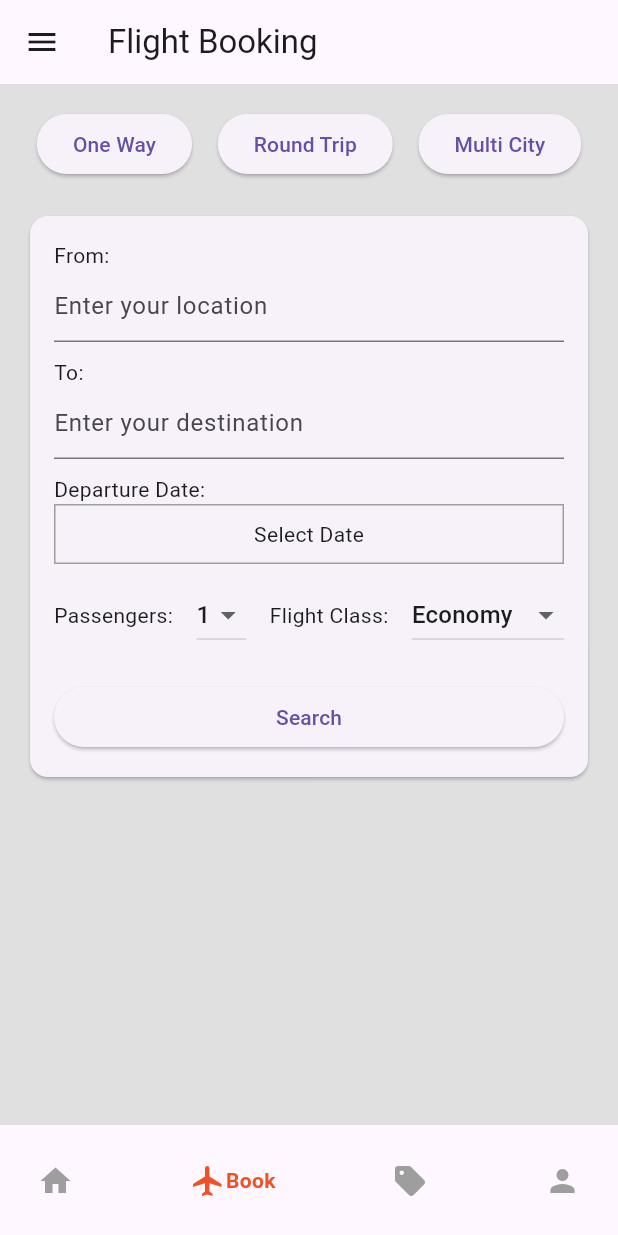
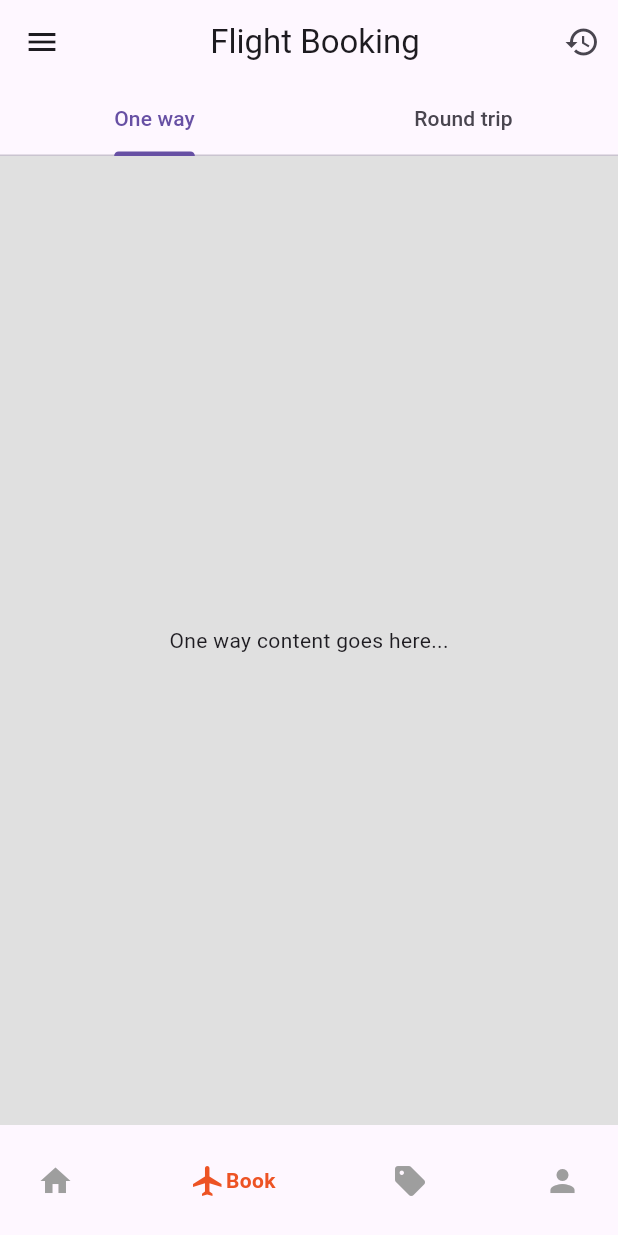
Before and after one commit to Skandaking/blueberry_app, a Flutter app: the screen it shows once a user with an empty profile is signed in, item 2 of the bottom bar chosen, on a phone screen of 412 x 824 dp. Run offline on Flutter 3.47's test engine with Material 3 defaults, Android fonts, the light colour scheme and no system bars; drawn by our look-alikes of google_nav_bar; our stand-ins replace cloud_firestore, firebase_auth, firebase_core, google_fonts, google_sign_in, image_picker and 1 more; missing offline and left inert: dart:ffi; accounts and stored records are empty.

Commit message:
tabs added

```diff
--- a/lib/componets/bottom_navbar.dart
+++ b/lib/componets/bottom_navbar.dart
@@ -1,4 +1,4 @@
-import 'package:blueberry_app/pages/books_page.dart';
+import 'package:blueberry_app/pages/booking_page.dart';
 import 'package:blueberry_app/pages/home_page.dart';
 import 'package:blueberry_app/pages/profile_page.dart';
 import 'package:blueberry_app/pages/trips_page.dart';
--- /dev/null
+++ b/lib/pages/booking_page.dart
@@ -0,0 +1,49 @@
+import 'package:blueberry_app/componets/side_navbar.dart';
+import 'package:flutter/material.dart';
+
+class BookingPage extends StatelessWidget {
+  const BookingPage({Key? key});
+
+  @override
+  Widget build(BuildContext context) {
+    return DefaultTabController(
+      length: 2, // Number of tabs
+      child: Scaffold(
+        drawer: SideNavbar(),
+        backgroundColor: Colors.grey[300],
+        appBar: AppBar(
+          title: Center(child: Text('Flight Booking')),
+          actions: [
+            IconButton(icon: Icon(Icons.history), onPressed: () {}),
+          ],
+          bottom: TabBar(
+            // Adding TabBar below app bar
+            tabs: [
+              Tab(text: 'One way'), // Tab for One way
+              Tab(text: 'Round trip'), // Tab for Round trip
+            ],
+          ),
+        ),
+        body: TabBarView(
+          // Adding TabBarView to switch between tabs
+          children: [
+            // Content of the first tab (One way)
+            Container(
+              padding: EdgeInsets.all(20),
+              child: Center(
+                child: Text('One way content goes here...'),
+              ),
+            ),
+            // Content of the second tab (Round trip)
+            Container(
+              padding: EdgeInsets.all(20),
+              child: Center(
+                child: Text('Round trip content goes here...'),
+              ),
+            ),
+          ],
+        ),
+      ),
+    );
+  }
+}
--- a/lib/pages/books_page.dart
+++ /dev/null
@@ -1,113 +0,0 @@
-import 'package:blueberry_app/componets/side_navbar.dart';
-import 'package:flutter/material.dart';
-
-class BookingPage extends StatelessWidget {
-  const BookingPage({Key? key});
-
-  @override
-  Widget build(BuildContext context) {
-    return Scaffold(
-      drawer: SideNavbar(),
-      backgroundColor: Colors.grey[300],
-      appBar: AppBar(
-        title: Text('Flight Booking'),
-      ),
-      body: Padding(
-        padding: EdgeInsets.all(16.0),
-        child: Column(
-          crossAxisAlignment: CrossAxisAlignment.stretch,
-          children: [
-            // Booking type selection
-            Row(
-              mainAxisAlignment: MainAxisAlignment.spaceAround,
-              children: [
-                ElevatedButton(onPressed: () {}, child: Text('One Way')),
-                ElevatedButton(onPressed: () {}, child: Text('Round Trip')),
-                ElevatedButton(onPressed: () {}, child: Text('Multi City')),
-              ],
-            ),
-            SizedBox(height: 20.0), // Spacer
-
-            // Booking Form
-            Card(
-              child: Padding(
-                padding: EdgeInsets.all(16.0),
-                child: Column(
-                  crossAxisAlignment: CrossAxisAlignment.stretch,
-                  children: [
-                    Text('From:'),
-                    TextField(
-                      decoration: InputDecoration(
-                        hintText: 'Enter your location',
-                      ),
-                    ),
-                    SizedBox(height: 10.0),
-                    Text('To:'),
-                    TextField(
-                      decoration: InputDecoration(
-                        hintText: 'Enter your destination',
-                      ),
-                    ),
-                    SizedBox(height: 10.0),
-                    Text('Departure Date:'),
-                    InkWell(
-                      onTap: () {
-                        // Implement calendar picker logic
-                      },
-                      child: Container(
-                        height: 40.0,
-                        decoration: BoxDecoration(
-                          border: Border.all(color: Colors.grey),
-                        ),
-                        child: Center(
-                          child: Text('Select Date'),
-                        ),
-                      ),
-                    ),
-                    SizedBox(height: 10.0),
-                    Row(
-                      mainAxisAlignment: MainAxisAlignment.spaceBetween,
-                      children: [
-                        // Passengers
-                        Text('Passengers:'),
-                        DropdownButton<int>(
-                          value: 1, // Default value
-                          onChanged: (value) {},
-                          items: [1, 2, 3, 4, 5]
-                              .map((value) => DropdownMenuItem<int>(
-                                    value: value,
-                                    child: Text(value.toString()),
-                                  ))
-                              .toList(),
-                        ),
-                        // Flight Class
-                        Text('Flight Class:'),
-                        DropdownButton<String>(
-                          value: 'Economy', // Default value
-                          onChanged: (value) {},
-                          items: ['Economy', 'Business', 'First Class']
-                              .map((value) => DropdownMenuItem<String>(
-                                    value: value,
-                                    child: Text(value),
-                                  ))
-                              .toList(),
-                        ),
-                      ],
-                    ),
-                    SizedBox(height: 20.0),
-                    ElevatedButton(
-                      onPressed: () {
-                        // Implement search button logic
-                      },
-                      child: Text('Search'),
-                    ),
-                  ],
-                ),
-              ),
-            ),
-          ],
-        ),
-      ),
-    );
-  }
-}
```
Also changed, not shown: lib/pages/home_page.dart (+36 -9 lines), lib/pages/hotel_page.dart (added, +13 -0 lines).
